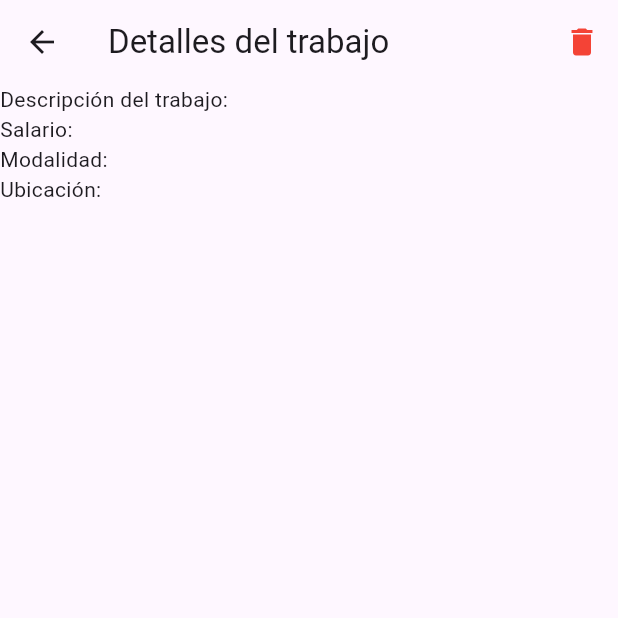
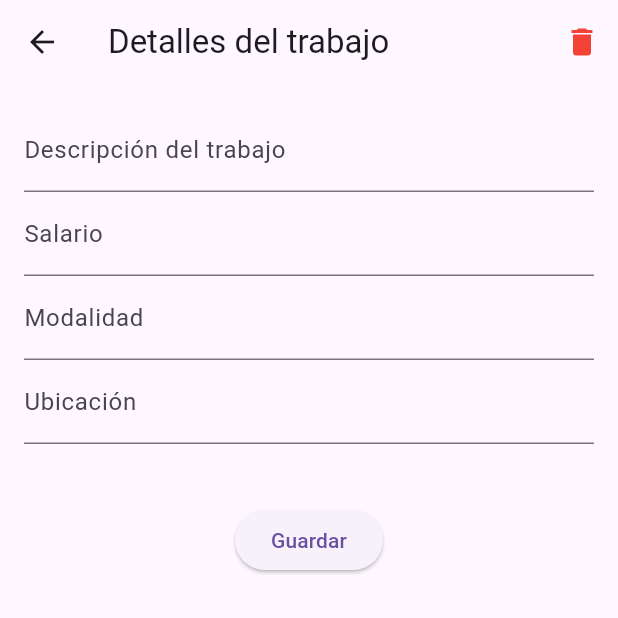
Before and after one commit to JhonOlivares26/CVault, a Flutter app: the JobsCompanyDetails screen opened directly with empty values, on a phone screen of 412 x 824 dp, the top half of it. Run offline on Flutter 3.47's test engine with Material 3 defaults, Android fonts, the phone set to English and light mode, and no system bars; our stand-ins replace animate_do, cloud_firestore, file_picker, firebase_auth, firebase_core, firebase_storage and 3 more; accounts and stored records are empty; network calls fail.

Commit message:
merge main

```diff
--- a/lib/views/pages/JobsCompanyDetails.dart
+++ b/lib/views/pages/JobsCompanyDetails.dart
@@ -151,14 +151,65 @@ class _JobsCompanyDetailsState extends State<JobsCompanyDetails> {
           } else {
             if (snapshot.hasData) {
               List<User> applicants = snapshot.data!;
-              return Column(
+              return Form(
+                key: _formKey,
+                child: Padding(
+                  padding: const EdgeInsets.all(16.0),
+                  child: Column(
                     crossAxisAlignment: CrossAxisAlignment.start,
                     children: <Widget>[
-                  Text('Descripción del trabajo: ${widget.jobData['description']}'),
-                  Text('Salario: ${widget.jobData['salary']}'),
-                  Text('Modalidad: ${widget.jobData['modality']}'),
-                  Text('Ubicación: ${widget.jobData['location']}'),
-                  if (userType == 'Empresa')
+                      TextFormField(
+                        controller: _descriptionController,
+                        decoration: const InputDecoration(
+                            labelText: 'Descripción del trabajo'),
+                        validator: (value) {
+                          if (value == null || value.isEmpty) {
+                            return 'Please enter a description';
+                          }
+                          return null;
+                        },
+                      ),
+                      TextFormField(
+                        controller: _salaryController,
+                        decoration: const InputDecoration(labelText: 'Salario'),
+                        validator: (value) {
+                          if (value == null || value.isEmpty) {
+                            return 'Please enter a salary';
+                          }
+                          return null;
+                        },
+                      ),
+                      TextFormField(
+                        controller: _modalityController,
+                        decoration:
+                            const InputDecoration(labelText: 'Modalidad'),
+                        validator: (value) {
+                          if (value == null || value.isEmpty) {
+                            return 'Please enter a modality';
+                          }
+                          return null;
+                        },
+                      ),
+                      TextFormField(
+                        controller: _locationController,
+                        decoration:
+                            const InputDecoration(labelText: 'Ubicación'),
+                        validator: (value) {
+                          if (value == null || value.isEmpty) {
+                            return 'Please enter a location';
+                          }
+                          return null;
+                        },
+                      ),
+                      const SizedBox(height: 20),
+                      if (userType == 'Empresa') ...[
+                        Text(
+                          'Aplicantes',
+                          style: TextStyle(
+                            fontSize: 18,
+                            fontWeight: FontWeight.bold,
+                          ),
+                        ),
                         Expanded(
                           child: ListView.builder(
                             itemCount: applicants.length,
@@ -168,15 +219,18 @@ class _JobsCompanyDetailsState extends State<JobsCompanyDetails> {
                                 subtitle: Text(applicants[index].skills),
                                 onTap: () async {
                                   String url = applicants[index].userPdf!;
-                              final response = await http.get(Uri.parse(url));
+                                  final response =
+                                      await http.get(Uri.parse(url));
 
                                   if (response.statusCode == 200) {
                                     final Uint8List bytes = response.bodyBytes;
 
-                                final tempDir = await getTemporaryDirectory();
+                                    final tempDir =
+                                        await getTemporaryDirectory();
                                     final tempPath = tempDir.path;
 
-                                final File file = File('$tempPath/profile.pdf');
+                                    final File file =
+                                        File('$tempPath/profile.pdf');
 
                                     await file.writeAsBytes(bytes);
 
@@ -184,7 +238,8 @@ class _JobsCompanyDetailsState extends State<JobsCompanyDetails> {
                                   } else {
                                     ScaffoldMessenger.of(context).showSnackBar(
                                       const SnackBar(
-                                    content: Text('Error al descargar el PDF'),
+                                        content:
+                                            Text('Error al descargar el PDF'),
                                       ),
                                     );
                                   }
@@ -194,6 +249,16 @@ class _JobsCompanyDetailsState extends State<JobsCompanyDetails> {
                           ),
                         ),
                       ],
+                      const SizedBox(height: 20),
+                      Center(
+                        child: ElevatedButton(
+                          onPressed: _saveJobDetails,
+                          child: const Text('Guardar'),
+                        ),
+                      ),
+                    ],
+                  ),
+                ),
               );
             } else {
               return const Center(child: Text('No hay datos disponibles'));
```
Lines whose indentation alone changed are shown as unchanged.
